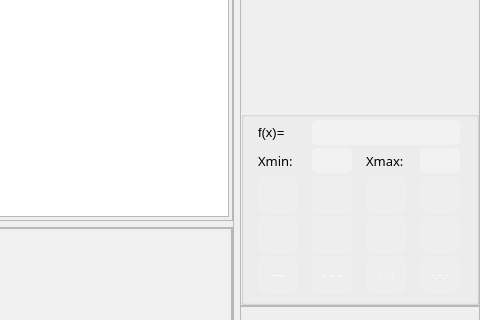
Old version of the form interface.ui in the repository nevadiesel/PyCharts; both pictures show x 544 to 1024 and y 364 to 684 of the 1024 by 800 pixel window.
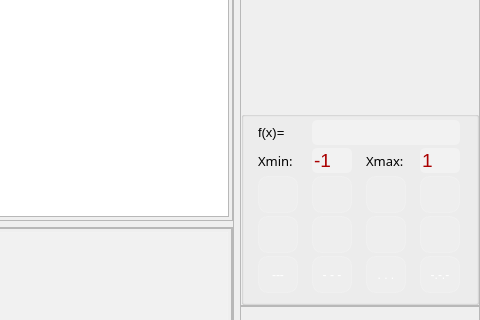
New version of the form. Icons and pictures are not drawn. Custom widgets are drawn as their Qt base class.

The edit to the form file:
```diff
--- a/interface.ui
+++ b/interface.ui
@@ -1014,6 +1014,9 @@
                  <height>16777215</height>
                 </size>
                </property>
+               <property name="text">
+                <string>-1</string>
+               </property>
               </widget>
              </item>
              <item row="0" column="0">
@@ -1069,6 +1072,9 @@
                  <height>16777215</height>
                 </size>
                </property>
+               <property name="text">
+                <string>1</string>
+               </property>
               </widget>
              </item>
              <item row="2" column="0">
```
Left out of the diff: 6 changed lines with no effect on the pictures.
